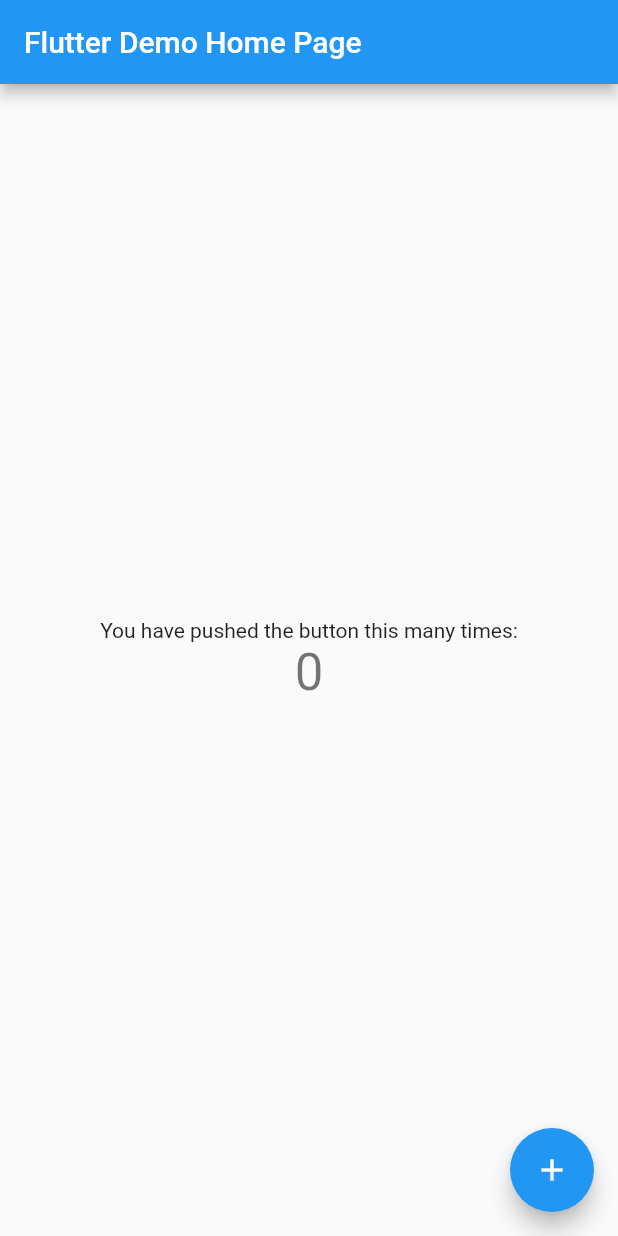
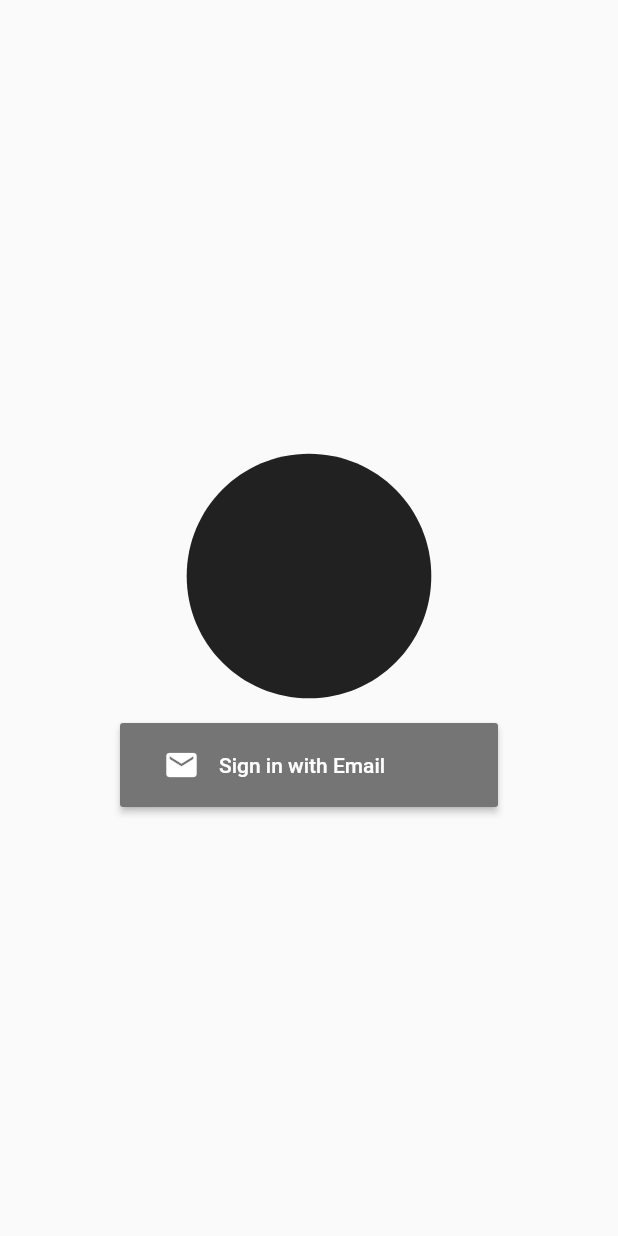
Before and after one commit to Flerpharos/mad_2020-1_FBLA-android, a Flutter app: the screen it shows after launch, on a phone screen of 412 x 824 dp. Run offline on Flutter 3.47's test engine with Material 2 defaults, Android fonts, the phone set to English and light mode, and no system bars; our stand-ins replace firebase_auth, firebase_core, flutter_form_builder, flutter_signin_button, get, supercharged; accounts and stored records are empty.

Commit message:
Major first push

```diff
--- /dev/null
+++ b/project/lib/controller/login.dart
@@ -0,0 +1,24 @@
+import 'package:flutter/material.dart';
+import 'package:flutter_form_builder/flutter_form_builder.dart';
+import 'package:get/get.dart';
+
+enum States { EMAIL, PICKER }
+
+class LoginScreenController extends GetxController {
+  late final GlobalKey<FormBuilderState> form;
+
+  bool _init = false;
+
+  States state = States.PICKER;
+
+  void initControllers() {
+    if (_init) return;
+    form = GlobalKey<FormBuilderState>();
+    _init = true;
+  }
+
+  void changeState(States state) {
+    this.state = state;
+    update();
+  }
+}
--- a/project/lib/main.dart
+++ b/project/lib/main.dart
@@ -1,113 +1,19 @@
 import 'package:flutter/material.dart';
+import 'package:get/get.dart';
+
+import 'screen/app.dart';
+import 'screen/home.dart';
+import 'screen/login.dart';
 
 void main() {
-  runApp(MyApp());
+  runApp(GetMaterialApp(
+      initialRoute: '/',
+      defaultTransition: Transition.fade,
+      routes: {
+        '/': App().build,
+        '/home': (ctx) => HomeScreen(),
+        '/signin': (ctx) => LoginScreen(),
+        '/signup': (ctx) => Placeholder(),
+        /* Add More routes here */
+      }));
 }
-
-class MyApp extends StatelessWidget {
-  // This widget is the root of your application.
-  @override
-  Widget build(BuildContext context) {
-    return MaterialApp(
-      title: 'Flutter Demo',
-      theme: ThemeData(
-        // This is the theme of your application.
-        //
-        // Try running your application with "flutter run". You'll see the
-        // application has a blue toolbar. Then, without quitting the app, try
-        // changing the primarySwatch below to Colors.green and then invoke
-        // "hot reload" (press "r" in the console where you ran "flutter run",
-        // or simply save your changes to "hot reload" in a Flutter IDE).
-        // Notice that the counter didn't reset back to zero; the application
-        // is not restarted.
-        primarySwatch: Colors.blue,
-      ),
-      home: MyHomePage(title: 'Flutter Demo Home Page'),
-    );
-  }
-}
-
-class MyHomePage extends StatefulWidget {
-  MyHomePage({Key key, this.title}) : super(key: key);
-
-  // This widget is the home page of your application. It is stateful, meaning
-  // that it has a State object (defined below) that contains fields that affect
-  // how it looks.
-
-  // This class is the configuration for the state. It holds the values (in this
-  // case the title) provided by the parent (in this case the App widget) and
-  // used by the build method of the State. Fields in a Widget subclass are
-  // always marked "final".
-
-  final String title;
-
-  @override
-  _MyHomePageState createState() => _MyHomePageState();
-}
-
-class _MyHomePageState extends State<MyHomePage> {
-  int _counter = 0;
-
-  void _incrementCounter() {
-    setState(() {
-      // This call to setState tells the Flutter framework that something has
-      // changed in this State, which causes it to rerun the build method below
-      // so that the display can reflect the updated values. If we changed
-      // _counter without calling setState(), then the build method would not be
-      // called again, and so nothing would appear to happen.
-      _counter++;
-    });
-  }
-
-  @override
-  Widget build(BuildContext context) {
-    // This method is rerun every time setState is called, for instance as done
-    // by the _incrementCounter method above.
-    //
-    // The Flutter framework has been optimized to make rerunning build methods
-    // fast, so that you can just rebuild anything that needs updating rather
-    // than having to individually change instances of widgets.
-    return Scaffold(
-      appBar: AppBar(
-        // Here we take the value from the MyHomePage object that was created by
-        // the App.build method, and use it to set our appbar title.
-        title: Text(widget.title),
-      ),
-      body: Center(
-        // Center is a layout widget. It takes a single child and positions it
-        // in the middle of the parent.
-        child: Column(
-          // Column is also a layout widget. It takes a list of children and
-          // arranges them vertically. By default, it sizes itself to fit its
-          // children horizontally, and tries to be as tall as its parent.
-          //
-          // Invoke "debug painting" (press "p" in the console, choose the
-          // "Toggle Debug Paint" action from the Flutter Inspector in Android
-          // Studio, or the "Toggle Debug Paint" command in Visual Studio Code)
-          // to see the wireframe for each widget.
-          //
-          // Column has various properties to control how it sizes itself and
-          // how it positions its children. Here we use mainAxisAlignment to
-          // center the children vertically; the main axis here is the vertical
-          // axis because Columns are vertical (the cross axis would be
-          // horizontal).
-          mainAxisAlignment: MainAxisAlignment.center,
-          children: <Widget>[
-            Text(
-              'You have pushed the button this many times:',
-            ),
-            Text(
-              '$_counter',
-              style: Theme.of(context).textTheme.headline4,
-            ),
-          ],
-        ),
-      ),
-      floatingActionButton: FloatingActionButton(
-        onPressed: _incrementCounter,
-        tooltip: 'Increment',
-        child: Icon(Icons.add),
-      ), // This trailing comma makes auto-formatting nicer for build methods.
-    );
-  }
-}
--- /dev/null
+++ b/project/lib/screen/login.dart
@@ -0,0 +1,143 @@
+import 'package:firebase_auth/firebase_auth.dart';
+import 'package:flutter/material.dart';
+import 'package:flutter_form_builder/flutter_form_builder.dart';
+import 'package:flutter_signin_button/flutter_signin_button.dart';
+import 'package:get/get.dart';
+import 'package:project/controller/login.dart';
+import 'package:supercharged/supercharged.dart';
+
+class LoginScreen extends StatelessWidget {
+  final FirebaseAuth auth = Get.put(FirebaseAuth.instance);
+
+  @override
+  Widget build(BuildContext context) {
+    /* TODO: Seperate Login Email and Email Picker into two different screens
+         and change with Get.to */
+    return Scaffold(
+        body: Container(
+            child: Center(
+      child: GetBuilder<LoginScreenController>(
+          init: LoginScreenController(),
+          builder: (val) {
+            switch (val.state) {
+              case States.EMAIL:
+                val.initControllers();
+                Get.to(Padding(
+                  padding: const EdgeInsets.all(24.0),
+                  child: Column(
+                    mainAxisAlignment: MainAxisAlignment.center,
+                    children: [
+                      Icon(Icons.circle, size: 196),
+                      FormBuilder(
+                          key: val.form,
+                          autovalidateMode: AutovalidateMode.onUserInteraction,
+                          child: Column(children: [
+                            FormBuilderTextField(
+                                name: 'Email',
+                                decoration: InputDecoration(
+                                    labelText: 'Email',
+                                    border: OutlineInputBorder(
+                                        borderRadius:
+                                            BorderRadius.circular(4))),
+                                validator: FormBuilderValidators.email(context,
+                                    errorText: 'Please input a valid email'),
+                                keyboardType: TextInputType.emailAddress),
+                            Padding(
+                              padding: const EdgeInsets.only(top: 16),
+                              child: FormBuilderTextField(
+                                  name: 'Password',
+                                  decoration: InputDecoration(
+                                      labelText: 'Password',
+                                      border: OutlineInputBorder(
+                                          borderRadius:
+                                              BorderRadius.circular(4))),
+                                  obscureText: true,
+                                  validator:
+                                      FormBuilderValidators.required(context)),
+                            ),
+                          ])),
+                      Padding(
+                        padding: const EdgeInsets.only(top: 16),
+                        child: Row(
+                          children: [
+                            Expanded(
+                                child: MaterialButton(
+                                    padding: const EdgeInsets.all(16),
+                                    color: Theme.of(context).accentColor,
+                                    child: Text('Login with Email'),
+                                    onPressed: () async {
+                                      val.form.currentState!.save();
+                                      if (val.form.currentState!.validate()) {
+                                        try {
+                                          await auth.signInWithEmailAndPassword(
+                                              email: val.form.currentState!
+                                                      .value["Email"] ??
+                                                  "",
+                                              password: val.form.currentState!
+                                                      .value["Password"] ??
+                                                  "");
+                                        } on FirebaseAuthException catch (error) {
+                                          switch ((error).code) {
+                                            case 'user-not-found':
+                                              Get.snackbar(
+                                                  'Error',
+                                                  'There is no user for this '
+                                                      'email',
+                                                  backgroundColor:
+                                                      "#222".toColor(),
+                                                  colorText: "#eee".toColor(),
+                                                  forwardAnimationCurve:
+                                                      Curves.linear,
+                                                  reverseAnimationCurve:
+                                                      Curves.linear,
+                                                  animationDuration: Duration(
+                                                      milliseconds: 500),
+                                                  duration:
+                                                      Duration(seconds: 1));
+                                              break;
+                                            case 'wrong-password':
+                                              Get.snackbar(
+                                                  'Error', 'Wrong password!',
+                                                  backgroundColor:
+                                                      "#222".toColor(),
+                                                  colorText: "#eee".toColor(),
+                                                  forwardAnimationCurve:
+                                                      Curves.linear,
+                                                  reverseAnimationCurve:
+                                                      Curves.linear,
+                                                  animationDuration: Duration(
+                                                      milliseconds: 500),
+                                                  duration:
+                                                      Duration(seconds: 1));
+                                          }
+                                        }
+                                      }
+                                    })),
+                          ],
+                        ),
+                      )
+                    ],
+                  ),
+                ));
+                return Placeholder();
+
+              case States.PICKER:
+                return Column(
+                  mainAxisAlignment: MainAxisAlignment.center,
+                  crossAxisAlignment: CrossAxisAlignment.center,
+                  children: [
+                    Icon(Icons.circle, size: 196),
+                    SignInButton(
+                      Buttons.Email,
+                      onPressed: () {
+                        val.changeState(States.EMAIL);
+                      },
+                      padding: EdgeInsets.all(16),
+                    )
+                  ],
+                );
+            }
+          }),
+    )));
+  }
+}
```
Also changed, not shown: project/lib/controller/app.dart (added, +19 -0 lines), project/lib/controller/home.dart (added, +15 -0 lines), project/lib/controller/splash.dart (added, +25 -0 lines), project/lib/screen/app.dart (added, +29 -0 lines), project/lib/screen/home.dart (added, +25 -0 lines), project/lib/screen/splash.dart (added, +16 -0 lines), project/pubspec.yaml (+11 -3 lines), 5 other files.
